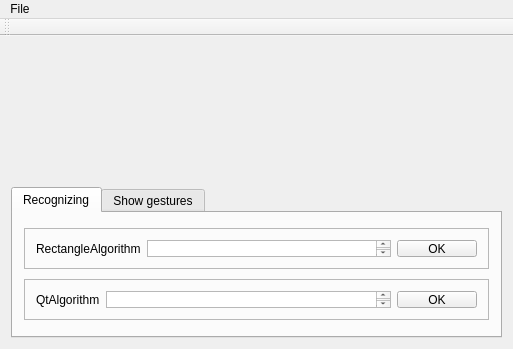
This is tools/gesturesTest/mainwindow.ui in qreal/qreal as Qt 5 draws it before an edit. The edited form follows.
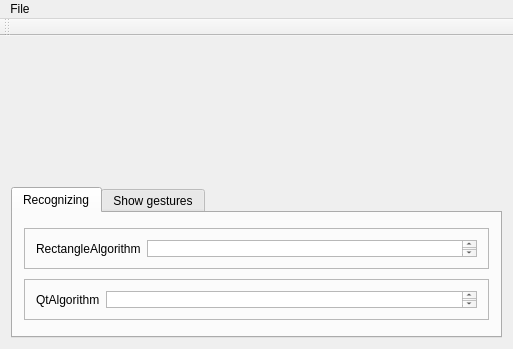
This is the edited form.

What changed in the file:
```diff
--- a/tools/gesturesTest/mainwindow.ui
+++ b/tools/gesturesTest/mainwindow.ui
@@ -81,13 +81,6 @@
            <item>
             <widget class="QTextBrowser" name="tbRectAlg"/>
            </item>
-           <item>
-            <widget class="QPushButton" name="buttonRectAlg">
-             <property name="text">
-              <string>OK</string>
-             </property>
-            </widget>
-           </item>
           </layout>
          </widget>
         </item>
@@ -122,13 +115,6 @@
            <item>
             <widget class="QTextBrowser" name="tbQtAlg"/>
            </item>
-           <item>
-            <widget class="QPushButton" name="buttonQtAlg">
-             <property name="text">
-              <string>OK</string>
-             </property>
-            </widget>
-           </item>
           </layout>
          </widget>
         </item>
```
Left out of the diff: 6 changed lines with no effect on the pictures.
